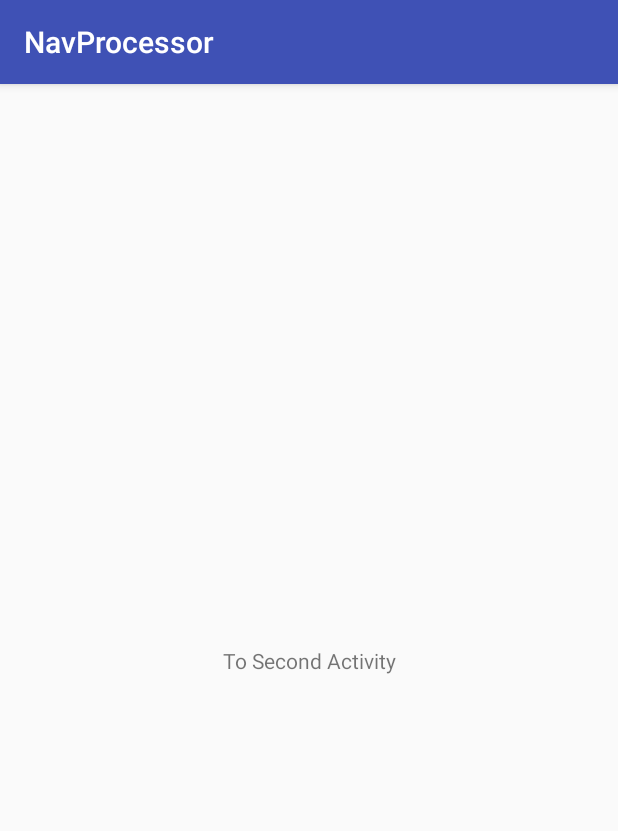
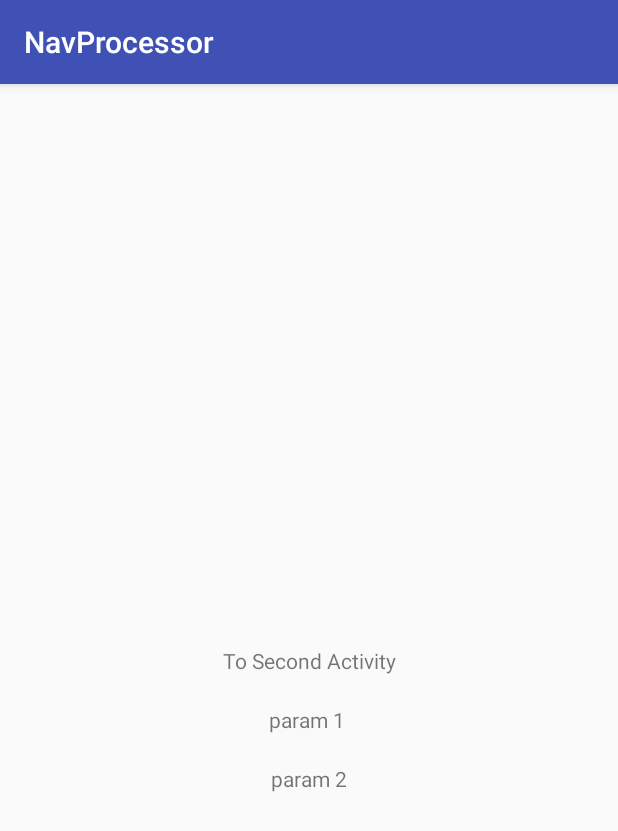
Before and after one commit to daawa/auto-nav, an Android app: the screen it shows after launch (MainActivity), on a phone screen of 412 x 824 dp. Shown: the top 831 px of the screen. Run offline under Robolectric (Android 15) with nearby library versions, the phone set to English and light mode, and no system bars; libraries missing offline, so code that uses them is left out: nav.base.one; 2 statements that could not run were skipped.

Commit message:
support field type: primitive types and parcelable

```diff
--- a/app/src/main/java/test/test/navprocessor/MainActivity.java
+++ b/app/src/main/java/test/test/navprocessor/MainActivity.java
@@ -1,5 +1,7 @@
 package test.test.navprocessor;
 
+import android.os.Parcel;
+import android.os.Parcelable;
 import android.support.v7.app.AppCompatActivity;
 import android.os.Bundle;
 import android.view.View;
@@ -13,10 +15,10 @@ import nav.base.one.Navigator;
 @NewIntent
 public class MainActivity extends AppCompatActivity {
 
-    @IntentParam
-    private static final String mainkey1 = "mainkey1";
-    @IntentParam
-    private static final String mainkey2 = "mainkey2";
+    @IntentParam(name = "mainKey1", type = "string")
+    private static final String main_key_1 = "mainkey1";
+    @IntentParam(type="float")
+    private static final String main_key2 = "mainkey2";
 
     // Used to load the 'native-lib' library on application startup.
     static {
@@ -29,18 +31,23 @@ public class MainActivity extends AppCompatActivity {
         setContentView(R.layout.activity_main);
 
         // Example of a call to a native method
-        TextView tv = (TextView) findViewById(R.id.sample_text);
+        TextView tv = (TextView) findViewById(R.id.text);
         tv.setText(stringFromJNI());
 
         tv.setOnClickListener(new View.OnClickListener() {
             @Override
             public void onClick(View v) {
                 Navigator.toSecondActivity(MainActivity.this)
-                        .test_("test")
-                        .ttt_("ttt")
+                        .param_(new TestParcel())
+                        .param2_("ttt")
                         .go();
             }
         });
+
+        if (getIntent().getExtras() != null) {
+            ((TextView) findViewById(R.id.param1)).setText(main_key_1 + ":" + getIntent().getExtras().getString(main_key_1));
+            ((TextView) findViewById(R.id.param2)).setText(main_key2 + ":" + getIntent().getExtras().getString(main_key2));
+        }
     }
 
     /**
@@ -48,4 +55,37 @@ public class MainActivity extends AppCompatActivity {
      * which is packaged with this application.
      */
     public native String stringFromJNI();
+
+    public static class TestParcel implements Parcelable{
+        int a = 3;
+        String b = "value in a  parcelable";
+
+        @Override
+        public int describeContents() {
+            return 0;
+        }
+
+        @Override
+        public void writeToParcel(Parcel dest, int flags) {
+            dest.writeInt(a);
+            dest.writeString(b);
+        }
+
+        public static final Creator<TestParcel> CREATOR = new Creator<TestParcel>() {
+            @Override
+            public TestParcel createFromParcel(Parcel source) {
+                TestParcel parcel = new TestParcel();
+                parcel.a = source.readInt();
+                parcel.b = source.readString();
+                return parcel;
+            }
+
+            @Override
+            public TestParcel[] newArray(int size) {
+                return new TestParcel[size];
+            }
+        };
+
+
+    }
 }
--- a/app/src/main/res/layout/activity_main.xml
+++ b/app/src/main/res/layout/activity_main.xml
@@ -7,7 +7,7 @@
     tools:context="test.test.navprocessor.MainActivity">
 
     <TextView
-        android:id="@+id/sample_text"
+        android:id="@+id/text"
         android:layout_width="wrap_content"
         android:layout_height="wrap_content"
         android:text="To Second Activity"
@@ -16,4 +16,24 @@
         app:layout_constraintRight_toRightOf="parent"
         app:layout_constraintTop_toTopOf="parent" />
 
+    <TextView
+        android:id="@+id/param1"
+        android:layout_width="wrap_content"
+        android:layout_height="wrap_content"
+        android:layout_marginTop="20dp"
+        android:text="param 1 "
+        app:layout_constraintLeft_toLeftOf="parent"
+        app:layout_constraintRight_toRightOf="parent"
+        app:layout_constraintTop_toBottomOf="@+id/text" />
+
+    <TextView
+        android:id="@+id/param2"
+        android:layout_width="wrap_content"
+        android:layout_height="wrap_content"
+        android:layout_marginTop="20dp"
+        android:text="param 2"
+        app:layout_constraintLeft_toLeftOf="parent"
+        app:layout_constraintRight_toRightOf="parent"
+        app:layout_constraintTop_toBottomOf="@+id/param1" />
+
 </android.support.constraint.ConstraintLayout>
--- a/nav-annotation/src/main/java/com/example/annotation/IntentParam.java
+++ b/nav-annotation/src/main/java/com/example/annotation/IntentParam.java
@@ -4,6 +4,7 @@ import java.lang.annotation.ElementType;
 import java.lang.annotation.Retention;
 import java.lang.annotation.RetentionPolicy;
 import java.lang.annotation.Target;
+import java.lang.reflect.Type;
 
 /**
  * Created by zhangzhenwei on 2017/8/8.
@@ -12,4 +13,6 @@ import java.lang.annotation.Target;
 @Retention(RetentionPolicy.SOURCE)
 @Target(ElementType.FIELD)
 public @interface IntentParam {
+    String name() default "";
+    String type() default "string";
 }
--- a/nav-processor/src/main/java/com/example/ActivityIntentModel.java
+++ b/nav-processor/src/main/java/com/example/ActivityIntentModel.java
@@ -1,5 +1,6 @@
 package com.example;
 
+import java.lang.reflect.Type;
 import java.util.ArrayList;
 import java.util.List;
 
@@ -66,7 +67,8 @@ public class ActivityIntentModel {
 
     public static class ParamModel {
         public String fieldName;
-        public TypeMirror type;
+        public String type;
+        public String generatedPropName;
     }
 
 
```
Also changed, not shown: app/src/main/java/test/test/navprocessor/SecondActivity.java (+10 -6 lines), app/src/main/res/layout/activity_second.xml (+26 -2 lines), nav-processor/src/main/java/com/example/nav/processor/NavProcessor.java (+63 -22 lines).
